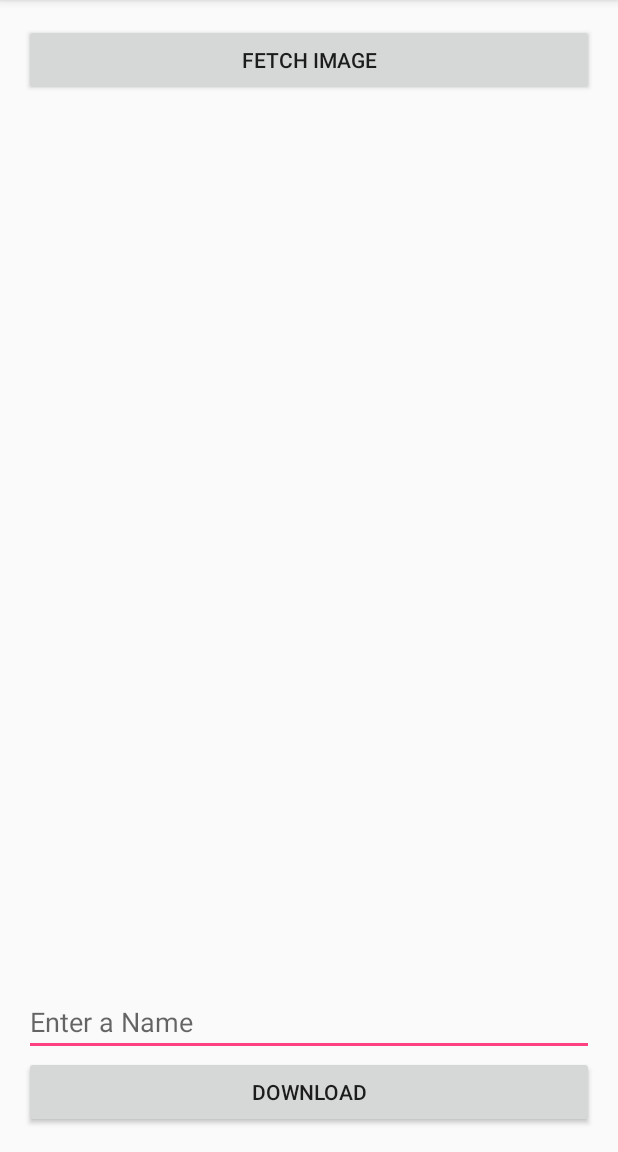
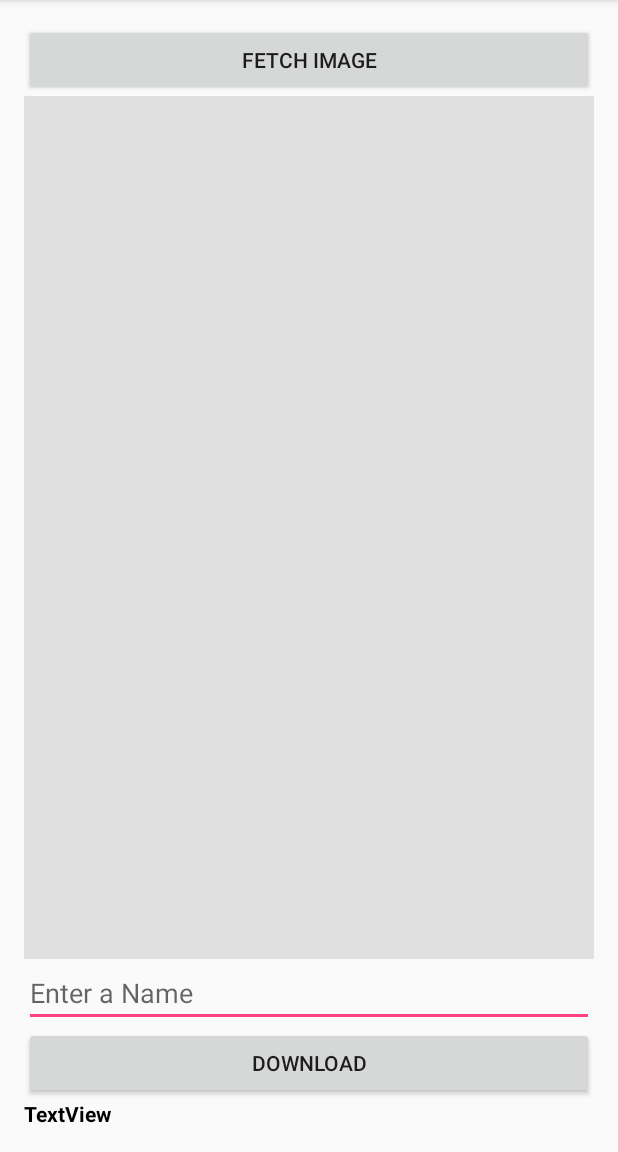
Before and after one commit to kushagrasaxenaknit/HyperWorksImaging, an Android app: the ViewDownloadActivity screen opened directly, with no data from a screen before it, on a phone screen of 412 x 824 dp, the part 84-1236 px from its top. Run offline under Robolectric (Android 15) with nearby library versions, the phone set to English and light mode, and no system bars; our stand-ins replace Firebase (no records; nobody signed in at launch, a user with empty details on screens opened directly); libraries missing offline, so code that uses them is left out: com.firebase.ui.

Commit message:
new changes

```diff
--- a/app/src/main/java/com/kushagrasaxena/hyperworksimaging/DescribeActivity.java
+++ b/app/src/main/java/com/kushagrasaxena/hyperworksimaging/DescribeActivity.java
@@ -269,7 +269,7 @@ public class DescribeActivity extends AppCompatActivity {
                     mEditText.append("\n--- Raw Data ---\n\n");
                     mEditText.append(data);
                     mEditText.setSelection(0);*/
-                    label=mEditText.getText().toString();
+
                 }
 
                 mButtonSelectImage.setEnabled(true);
@@ -285,7 +285,7 @@ public class DescribeActivity extends AppCompatActivity {
             final ProgressDialog progressDialog = new ProgressDialog(this);
             progressDialog.setTitle("Uploading");
             progressDialog.show();
-
+            label=mEditText.getText().toString();
 String timestamp=Imagename.getText().toString().trim();
             StorageReference riversRef = mStorageRef.child("images/"+timestamp+".jpg");
             // Create file metadata including the content type
--- a/app/src/main/res/layout/activity_view_download.xml
+++ b/app/src/main/res/layout/activity_view_download.xml
@@ -19,6 +19,7 @@
         android:layout_width="match_parent"
         android:layout_height="wrap_content"
         android:layout_weight="1"
+        android:background="#E0E0E0"
         android:id="@+id/imageView" />
 
 
@@ -33,4 +34,12 @@
         android:layout_height="wrap_content"
         android:text="Download"
         android:id="@+id/buttonDownload" />
+
+    <TextView
+        android:text="TextView"
+        android:layout_width="match_parent"
+        android:layout_height="wrap_content"
+        android:textColor="#000000"
+        android:textStyle="bold"
+        android:id="@+id/textView" />
 </LinearLayout>
```
Also changed, not shown: app/src/main/java/com/kushagrasaxena/hyperworksimaging/ViewDownloadActivity.java (+67 -43 lines), app/src/main/java/com/kushagrasaxena/hyperworksimaging/helper/SelectImageActivity.java (+10 -5 lines).
